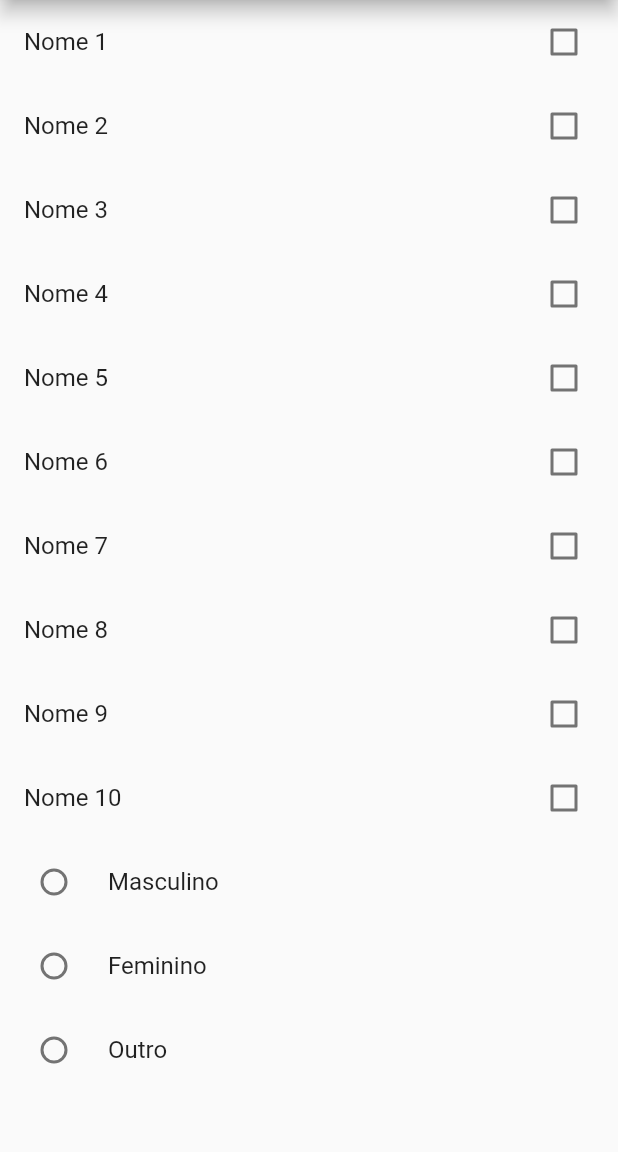
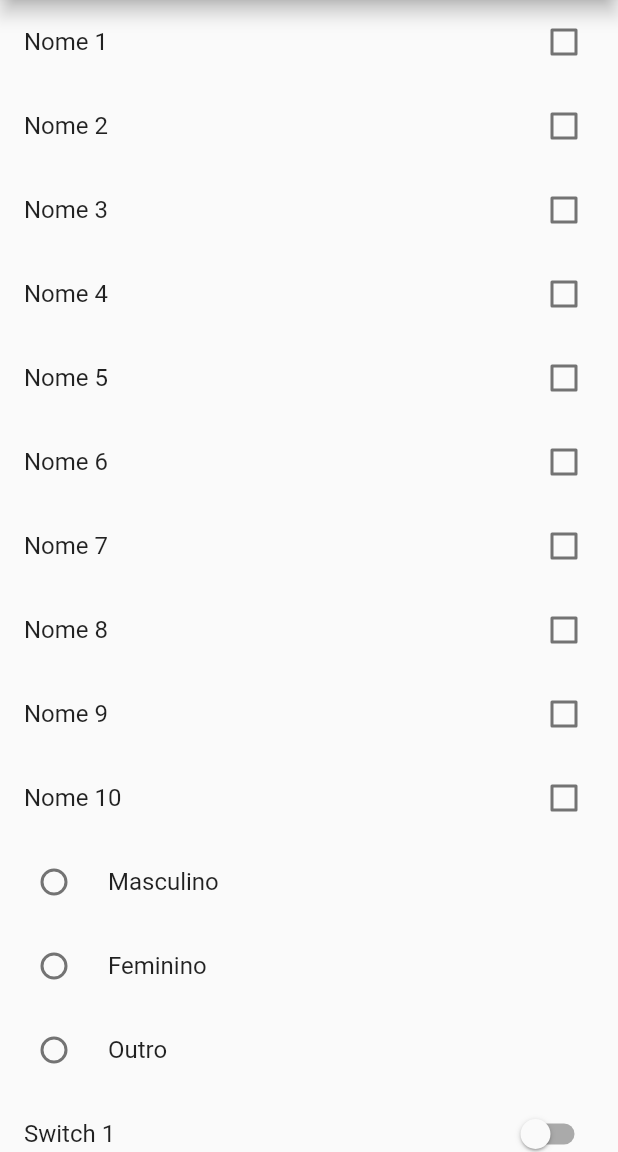
Before and after one commit to eduardoraffi/flutter_projects, a Flutter app: the screen it shows after launch, on a phone screen of 412 x 824 dp, the part 84-1236 px from its top. Run offline on Flutter 3.47's test engine with Material 2 defaults, Android fonts, the phone set to English and light mode, and no system bars.

Commit message:
Alcool ou gasolina e aulas sobre checkbox, slider, radio e switch

```diff
--- a/checkbtn_radiobt_switch_slider/lib/EntradaCheckbBox.dart
+++ b/checkbtn_radiobt_switch_slider/lib/EntradaCheckbBox.dart
@@ -1,6 +1,4 @@
 import 'package:flutter/material.dart';
-
-import 'EntradaRadioButton.dart';
 
 class EntradaCheckBox extends StatefulWidget {
   @override
@@ -13,22 +11,26 @@ class _EntradaCheckBoxState extends State<EntradaCheckBox> {
   @override
   void initState() {
     super.initState();
-    _checkBoxConfig = {'Nome 1': false, 'Nome 2': false, 'Nome 3': false, 'Nome 4': false, 'Nome 5': false, 'Nome 6': false, 'Nome 7': false, 'Nome 8': false, 'Nome 9': false, 'Nome 10': false};
+    _checkBoxConfig = {
+      'Nome 1': false,
+      'Nome 2': false,
+      'Nome 3': false,
+      'Nome 4': false,
+      'Nome 5': false,
+      'Nome 6': false,
+      'Nome 7': false,
+      'Nome 8': false,
+      'Nome 9': false,
+      'Nome 10': false
+    };
   }
 
   @override
   Widget build(BuildContext context) {
-    return Scaffold(
-        appBar: AppBar(
-          title: Text("teste de checkbox"),
-          elevation: 5,
-        ),
-        body: Container(
-            child: ListView(children: <Widget>[
-          Column(
-            children: _checkBoxConfig.keys.map(
-              (String key) {
-                return CheckboxListTile(
+    return Container(
+        child: Column(
+      children: _checkBoxConfig.keys
+          .map((String key) => CheckboxListTile(
                 title: Text(key),
                 value: _checkBoxConfig[key],
                 activeColor: Colors.blueGrey,
@@ -38,11 +40,8 @@ class _EntradaCheckBoxState extends State<EntradaCheckBox> {
                     _checkBoxConfig[key] = value;
                   });
                 },
-                );
-              },
-            ).toList(),
-          ),
-          EntradaRadioButton(),
-        ])));
+              ))
+          .toList(),
+    ));
   }
 }
--- /dev/null
+++ b/checkbtn_radiobt_switch_slider/lib/EntradaSwitch.dart
@@ -0,0 +1,36 @@
+import 'package:flutter/material.dart';
+
+class EntradaSwitch extends StatefulWidget {
+  @override
+  _EntradaSwitchState createState() => _EntradaSwitchState();
+}
+
+class _EntradaSwitchState extends State<EntradaSwitch> {
+  Map<int, bool> _switchState;
+  List<String> _switchTitle;
+
+  @override
+  void initState() {
+    // TODO: implement initState
+    super.initState();
+    _switchState = {1: false, 2: false, 3: false};
+    _switchTitle = ['Switch 1', 'Switch 2', 'Switch 3'];
+  }
+
+  @override
+  Widget build(BuildContext context) {
+    return Container(
+        child: Column(
+      children: _switchState.keys
+          .map((int key) => SwitchListTile(
+              value: _switchState[key],
+              onChanged: (userChoice) {
+                setState(() {
+                  _switchState[key] = userChoice;
+                });
+              },
+              title: Text(_switchTitle[key - 1].toString())))
+          .toList(),
+    ));
+  }
+}
--- a/checkbtn_radiobt_switch_slider/lib/main.dart
+++ b/checkbtn_radiobt_switch_slider/lib/main.dart
@@ -1,7 +1,33 @@
 import 'package:flutter/material.dart';
 import 'package:checkbtn_radiobt_switch_slider/EntradaCheckbBox.dart';
 
+import 'EntradaRadioButton.dart';
+import 'EntradaSlider.dart';
+import 'EntradaSwitch.dart';
+
 void main() => runApp(MaterialApp(
-    home: EntradaCheckBox(),
-  )
-);
+      home: MyApp(),
+    ));
+
+class MyApp extends StatefulWidget {
+  @override
+  _MyAppState createState() => _MyAppState();
+}
+
+class _MyAppState extends State<MyApp> {
+  @override
+  Widget build(BuildContext context) {
+    return Scaffold(
+        appBar: AppBar(
+          title: Text("teste de checkbox"),
+          elevation: 5,
+        ),
+        body: Container(
+            child: ListView(children: <Widget>[
+          EntradaCheckBox(),
+          EntradaRadioButton(),
+          EntradaSwitch(),
+          EntradaSlider()
+        ])));
+  }
+}
```
Also changed, not shown: alcool_ou_gasolina/lib/Home.dart (added, +121 -0 lines), alcool_ou_gasolina/lib/main.dart (added, +20 -0 lines), alcool_ou_gasolina/pubspec.yaml (added, +70 -0 lines), checkbtn_radiobt_switch_slider/lib/EntradaSlider.dart (added, +38 -0 lines), alcool_ou_gasolina/images/logo.png (added), alcool_ou_gasolina/pubspec.lock (added), 55 other files. Lines whose indentation alone changed are shown as unchanged.
